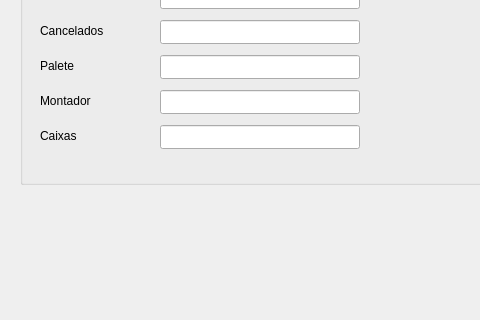
The window that assets/ui/main_window.ui (CarlosAlexandre197/ControleLotes) describes before a commit, drawn with Qt 5; both pictures show x 0 to 480 and y 195 to 515 of the 1400 by 850 pixel window.
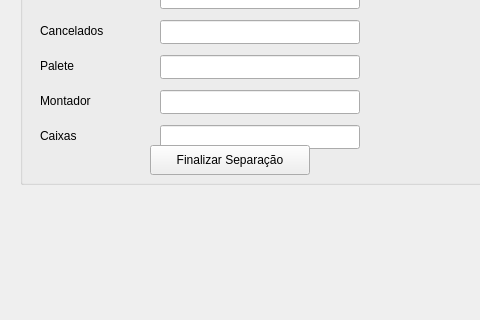
The same window after the commit.

Commit message: Atualização do arquivo do Qt Designer

Patch:
```diff
--- a/assets/ui/main_window.ui
+++ b/assets/ui/main_window.ui
@@ -349,7 +349,7 @@
      </property>
     </widget>
    </widget>
-  </widget>
+  <widget class="QPushButton" name="botao_finalizar"><property name="geometry"><rect><x>150</x><y>340</y><width>160</width><height>30</height></rect></property><property name="text"><string>Finalizar Separação</string></property></widget></widget>
  </widget>
  <resources/>
  <connections/>
```
Left out of the diff: 65 changed lines with no effect on the pictures.
